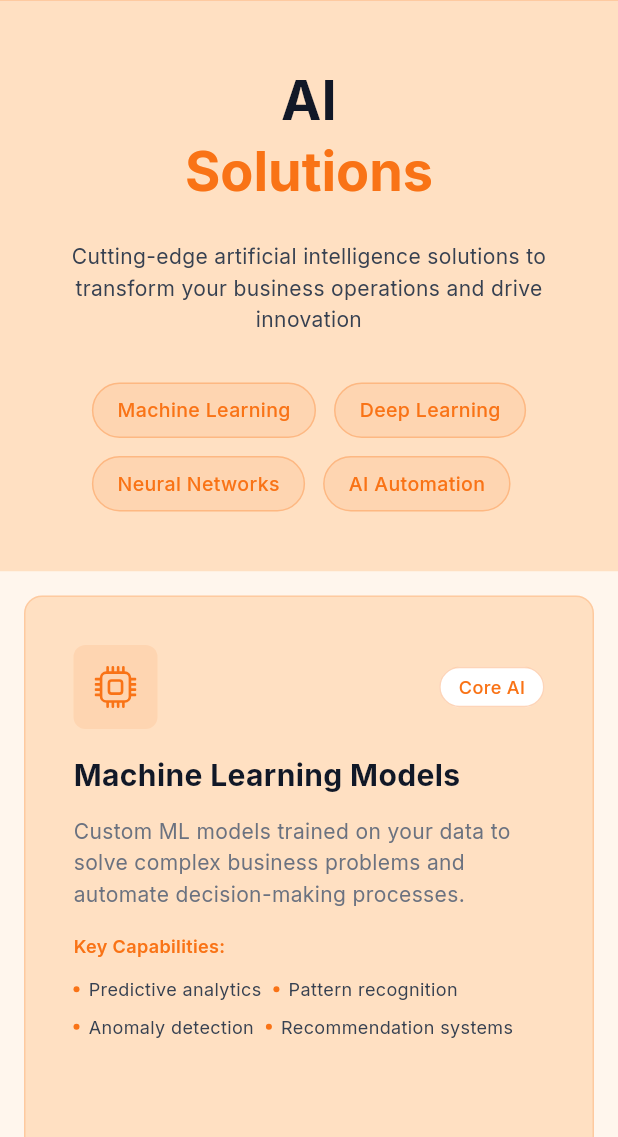
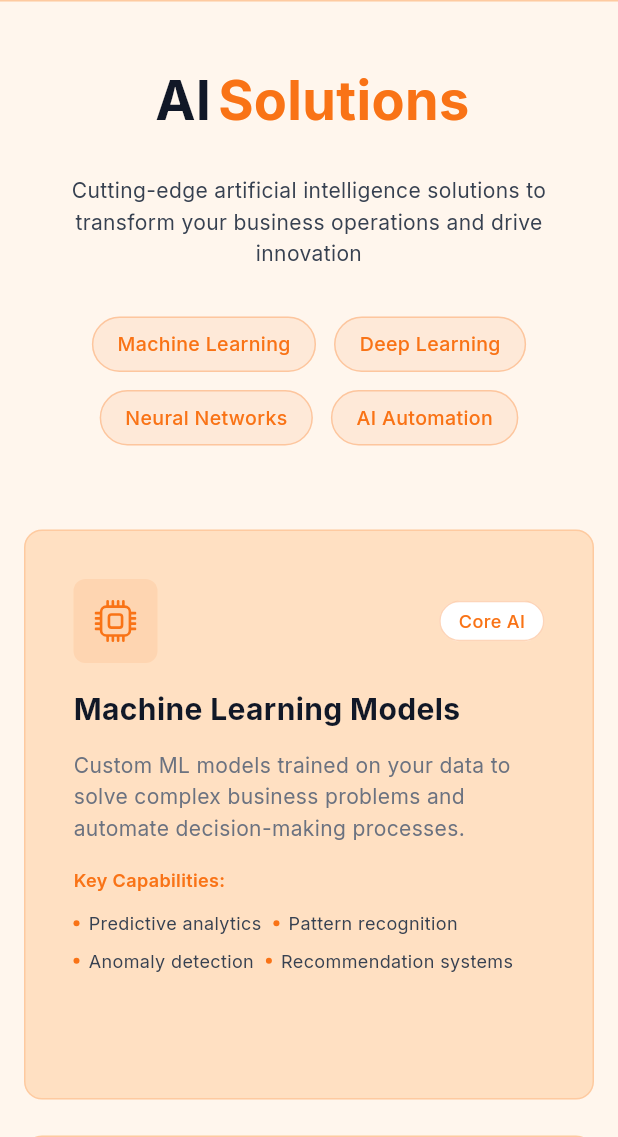
Before and after one commit to Xenon506/Ai_Service_website_2, a Flutter app: the screen it shows after launch, after a tap on "Explore Solutions", on a phone screen of 412 x 824 dp, the part 99-1236 px from its top. Run offline on Flutter 3.47's test engine with Material 3 defaults, Android fonts, the light colour scheme and no system bars; our stand-ins replace google_fonts, icons_plus, supabase_flutter; accounts and stored records are empty.

Commit message:
some touchup

```diff
--- a/lib/Pages/about_page.dart
+++ b/lib/Pages/about_page.dart
@@ -37,7 +37,7 @@ class _HeaderSection extends StatelessWidget {
   @override
   Widget build(BuildContext context) {
     return Container(
-      color: AppColors.darkBgSecondary,
+      // color: AppColors.darkBgSecondary,
       child: Padding(
         padding: EdgeInsets.symmetric(
           horizontal: isMobile ? 16 : 48,
@@ -45,9 +45,14 @@ class _HeaderSection extends StatelessWidget {
         ),
         child: Column(
           children: [
+            Row(
+              crossAxisAlignment: CrossAxisAlignment.end,
+              mainAxisAlignment: MainAxisAlignment.center,
+              children: [
+
                 Text(
                   'About ',
-              textAlign: TextAlign.center,
+                  // textAlign: TextAlign.center,
                   style: GoogleFonts.inter(
                     fontSize: isMobile ? 36 : 48,
                     fontWeight: FontWeight.bold,
@@ -58,25 +63,29 @@ class _HeaderSection extends StatelessWidget {
                   text: TextSpan(
                     children: [
                       TextSpan(
-                    text: 'Dart Language',
+                        text: 'DDE',
                         style: GoogleFonts.inter(
                           fontSize: isMobile ? 36 : 48,
                           fontWeight: FontWeight.bold,
-                      color: AppColors.borderColor,
+                          color: AppColors.orange,
                         ),
                       ),
                     ],
                   ),
+                ),
+              ],
             ),
             const SizedBox(height: 24),
             Text(
               'Pioneering the future of business technology with innovative AI solutions',
               textAlign: TextAlign.center,
               style: GoogleFonts.inter(
-                fontSize: isMobile ? 14 : 18,
+                fontSize: isMobile ? 16 : 22,
                 color: AppColors.textSecondary,
               ),
             ),
+
+
           ],
         ),
       ),
@@ -100,6 +109,12 @@ class _StorySection extends StatelessWidget {
         ),
         child: Column(
           children: [
+            Divider(
+              thickness: 2,
+              color: Colors.black,
+            ),
+            SizedBox(width: 10,
+            height: 40,),
             if (!isMobile)
               Row(
                 crossAxisAlignment: CrossAxisAlignment.start,
@@ -134,6 +149,8 @@ class _StoryContent extends StatelessWidget {
     return Column(
       crossAxisAlignment: CrossAxisAlignment.start,
       children: [
+        Row(
+          children: [
             Text(
               'Our ',
               style: GoogleFonts.inter(
@@ -156,31 +173,37 @@ class _StoryContent extends StatelessWidget {
                 ],
               ),
             ),
+          ],
+        ),
         const SizedBox(height: 24),
         Text(
           'Founded with a vision to democratize artificial intelligence and make cutting-edge technology accessible to businesses of all sizes, Dart Language has grown into a leading provider of AI solutions and services.',
           style: GoogleFonts.inter(
-            fontSize: 14,
+            fontSize: 18,
             color: AppColors.textTertiary,
             height: 1.6,
+            fontWeight: FontWeight.w600
           ),
         ),
         const SizedBox(height: 16),
         Text(
           'Our journey began when a group of passionate technologists recognized the transformative potential of AI and machine learning. We set out to bridge the gap between complex technology and practical business applications.',
           style: GoogleFonts.inter(
-            fontSize: 14,
+            fontSize: 18,
             color: AppColors.textTertiary,
             height: 1.6,
+            fontWeight: FontWeight.w600
+
           ),
         ),
         const SizedBox(height: 16),
         Text(
           'Today, we work with companies across the globe, helping them leverage AI to solve complex challenges, optimize operations, and unlock new opportunities for growth.',
           style: GoogleFonts.inter(
-            fontSize: 14,
+            fontSize: 18,
             color: AppColors.textTertiary,
             height: 1.6,
+            fontWeight: FontWeight.w600
           ),
         ),
       ],
--- a/lib/Pages/blogs_page.dart
+++ b/lib/Pages/blogs_page.dart
@@ -1,4 +1,5 @@
 import 'package:aiservicewebsite/theme.dart';
+import 'package:aiservicewebsite/widgets/footer.dart';
 import 'package:flutter/material.dart';
 import 'package:google_fonts/google_fonts.dart';
 
@@ -18,6 +19,7 @@ class BlogPage extends StatelessWidget {
             _BlogFilterBar(isMobile: isMobile),
             _FeaturedBlogSection(isMobile: isMobile),
             _BlogGridSection(isMobile: isMobile),
+            Footer(),
           ],
         ),
       ),
--- a/lib/Pages/contact_page.dart
+++ b/lib/Pages/contact_page.dart
@@ -132,7 +132,7 @@ class _HeaderSection extends StatelessWidget {
   @override
   Widget build(BuildContext context) {
     return Container(
-      color: AppColors.darkBgSecondary,
+
       child: Padding(
         padding: EdgeInsets.symmetric(
           horizontal: isMobile ? 16 : 48,
@@ -175,8 +175,8 @@ class _HeaderSection extends StatelessWidget {
                 'Get in touch with our team to discuss your project or learn more about our services',
                 textAlign: TextAlign.center,
                 style: GoogleFonts.inter(
-                  fontSize: isMobile ? 14 : 18,
-                  color: AppColors.textSecondary,
+                  fontSize: isMobile ? 16 : 22,
+                  color: const Color.fromARGB(255, 12, 13, 15),
                   height: 1.5,
                 ),
               ),
@@ -289,9 +289,11 @@ class _ContactInfoCards extends StatelessWidget {
   @override
   Widget build(BuildContext context) {
     return Column(
-      // spacing: 24,
+      spacing: 24,
+
       children: [
-        const SizedBox(width: 24),
+        Padding(padding: EdgeInsetsGeometry.fromLTRB(0, 0, 20, 0)),
+
         _InfoCard(
           icon: CupertinoIcons.mail,
           title: 'Email Us',
@@ -459,6 +461,7 @@ class _FormCard extends StatelessWidget {
         borderRadius: BorderRadius.circular(12),
       ),
       padding: const EdgeInsets.all(32),
+      margin:EdgeInsets.all(10),
       child: Form(
         key: formKey,
         child: Column(
@@ -664,18 +667,21 @@ class _SubjectDropdownState extends State<_SubjectDropdown> {
   Widget build(BuildContext context) {
     return Column(
       crossAxisAlignment: CrossAxisAlignment.start,
+
       children: [
         Text(
           'Subject *',
           style: GoogleFonts.inter(
             fontSize: 14,
             fontWeight: FontWeight.w500,
-            color: AppColors.textPrimary,
+            color: Color.fromARGB(255, 16, 17, 17),
           ),
         ),
         const SizedBox(height: 8),
         DropdownButtonFormField<String>(
           initialValue: _selectedValue,
+          iconEnabledColor: Colors.black,
+          dropdownColor: Colors.black,
           items: [
             'General Inquiry',
             'Services Information',
@@ -699,13 +705,13 @@ class _SubjectDropdownState extends State<_SubjectDropdown> {
             border: OutlineInputBorder(
               borderRadius: BorderRadius.circular(8),
               borderSide: BorderSide(
-                color: AppColors.borderColor,
+                color: const Color.fromARGB(255, 106, 111, 119),
               ),
             ),
             focusedBorder: OutlineInputBorder(
               borderRadius: BorderRadius.circular(8),
               borderSide: const BorderSide(
-                color: AppColors.orange,
+                color: Color.fromARGB(255, 185, 131, 93),
                 width: 2,
               ),
             ),
--- a/lib/Pages/home_page.dart
+++ b/lib/Pages/home_page.dart
@@ -194,7 +194,7 @@ class _HomeAboutSection extends StatelessWidget {
   @override
   Widget build(BuildContext context) {
     return Container(
-      color: AppColors.darkBg,
+      color: AppColors.darkBgSecondary,
       child: Padding(
         padding: EdgeInsets.symmetric(
           horizontal: isMobile ? 16 : 48,
@@ -209,9 +209,7 @@ class _HomeAboutSection extends StatelessWidget {
               child: Column(
                 crossAxisAlignment: CrossAxisAlignment.start,
                 children: [
-
-                  Divider(thickness: 3, color: Colors.black),
-
+                  // Divider(thickness: 3, color: Colors.black),
 
                   SizedBox(width: 0),
                   Text.rich(
@@ -283,6 +281,25 @@ class _HomeAboutSection extends StatelessWidget {
 
             // RIGHT STATS (desktop only)
             if (!isMobile) const SizedBox(width: 48),
+
+            // if (!isMobile)
+            //   Expanded(
+            //     flex: 2,
+            //     child: Container(
+            //       padding: const EdgeInsets.all(32),
+            //       decoration: BoxDecoration(
+            //         color: AppColors.darkBgSecondary,
+            //         borderRadius: BorderRadius.circular(12),
+            //         border: Border.all(
+            //           color: AppColors.orange.withValues(alpha: 0.2),
+            //         ),
+            //       ),
+            //       child: Image.asset('image/assets/ai2.jpeg'),
+            //     ),
+            //   ),
+
+
+
             // if (!isMobile)
             //   Expanded(
             //     flex: 2,
@@ -375,14 +392,14 @@ class _FeatureSection extends StatelessWidget {
 
     return Container(
       decoration: const BoxDecoration(
-        gradient: LinearGradient(
-          colors: [
-            Color.fromARGB(255, 31, 31, 32),
-            Color.fromARGB(255, 10, 10, 10),
-          ],
-          begin: Alignment.topLeft,
-          end: Alignment.bottomRight,
-        ),
+        // gradient: LinearGradient(
+        //   colors: [
+        //     Color.fromARGB(255, 31, 31, 32),
+        //     Color.fromARGB(255, 10, 10, 10),
+        //   ],
+        //   begin: Alignment.topLeft,
+        //   end: Alignment.bottomRight,
+        // ),
       ),
       child: Padding(
         padding: EdgeInsets.symmetric(
@@ -391,25 +408,35 @@ class _FeatureSection extends StatelessWidget {
         ),
         child: Column(
           children: [
-            Row(
-              mainAxisAlignment: MainAxisAlignment.center,
-              children: [
-                Text(
-                  'Why Choose ',
-                  textAlign: TextAlign.center,
-                  style: GoogleFonts.inter(
-                    fontSize: isMobile ? 28 : 36,
-                    fontWeight: FontWeight.bold,
-                    color: AppColors.textPrimary,
-                  ),
-                ),
-                RichText(
-                  text: TextSpan(
+            Divider(
+              color: Colors.black,
+              // height: 3,
+              thickness: 3,
+            ),
+            SizedBox(width: 20, height: 30),
+
+
+
+
+                Text.rich(
+                  textAlign: TextAlign.start,
+                  TextSpan(
                     children: [
+
                       TextSpan(
-                        text: 'Us',
+                        text: 'Why Choose ',
                         style: GoogleFonts.inter(
-                          fontSize: isMobile ? 28 : 36,
+                          fontSize: isMobile ? 28 : 46,
+                          fontWeight: FontWeight.bold,
+                          color: AppColors.textPrimary,
+                        ),
+                      ),
+                      TextSpan(
+                        text: 'US',
+                        style: GoogleFonts.inter(
+                          fontSize: isMobile
+                              ? 28
+                              : 46, // keep same size for alignment
                           fontWeight: FontWeight.bold,
                           color: AppColors.orange,
                         ),
@@ -417,8 +444,8 @@ class _FeatureSection extends StatelessWidget {
                     ],
                   ),
                 ),
-              ],
-            ),
+
+
 
             const SizedBox(height: 48),
 
@@ -491,7 +518,7 @@ class _FeatureCardState extends State<_FeatureCard> {
         duration: const Duration(milliseconds: 180),
         padding: const EdgeInsets.all(22), // 🔥 more internal space
         decoration: BoxDecoration(
-          color: const Color(0xff1a2433), // 🔥 lighter card bg like screenshot
+          // color: const Color(0xff1a2433), // 🔥 lighter card bg like screenshot
           borderRadius: BorderRadius.circular(16),
           border: Border.all(
             width: 1.2, // 🔥 slightly thicker border
@@ -510,7 +537,7 @@ class _FeatureCardState extends State<_FeatureCard> {
                 color: AppColors.orange.withValues(alpha: 0.12),
                 borderRadius: BorderRadius.circular(14),
               ),
-              child: Icon(widget.icon, size: 24, color: AppColors.orange),
+              child: Icon(widget.icon, size: 28, color: AppColors.orange),
             ),
 
             const SizedBox(height: 22),
@@ -742,7 +769,7 @@ class _CTASection extends StatelessWidget {
     final isMobile = MediaQuery.of(context).size.width < 768;
 
     return Container(
-      color: const Color.fromARGB(255, 8, 8, 8),
+      // color: const Color.fromARGB(255, 8, 8, 8),
       width: double.infinity,
       child: Padding(
         padding: EdgeInsets.symmetric(
--- a/lib/Pages/solutions_page.dart
+++ b/lib/Pages/solutions_page.dart
@@ -38,13 +38,18 @@ class _HeaderSection extends StatelessWidget {
   @override
   Widget build(BuildContext context) {
     return Container(
-      color: AppColors.darkBgSecondary,
   child: Padding(
     padding: EdgeInsets.symmetric(
       horizontal: isMobile ? 16 : 48,
       vertical: isMobile ? 40 : 80,
     ),
     child: Column(
+      crossAxisAlignment: CrossAxisAlignment.center,
+      children: [
+
+        /// Title Row
+        Row(
+          mainAxisAlignment: MainAxisAlignment.center,
           children: [
             Text(
               'AI ',
@@ -55,11 +60,8 @@ class _HeaderSection extends StatelessWidget {
                 color: AppColors.textPrimary,
               ),
             ),
-            RichText(
-              text: TextSpan(
-                children: [
-                  TextSpan(
-                    text: 'Solutions',
+            Text(
+              'Solutions',
               style: GoogleFonts.inter(
                 fontSize: isMobile ? 36 : 48,
                 fontWeight: FontWeight.bold,
@@ -68,8 +70,10 @@ class _HeaderSection extends StatelessWidget {
             ),
           ],
         ),
-            ),
+
         const SizedBox(height: 24),
+
+        /// Description
         SizedBox(
           width: isMobile ? double.infinity : 700,
           child: Text(
@@ -82,11 +86,15 @@ class _HeaderSection extends StatelessWidget {
             ),
           ),
         ),
+
         const SizedBox(height: 32),
+
+        /// Tags
         Wrap(
+          alignment: WrapAlignment.center,
           spacing: 12,
           runSpacing: 12,
-              children: [
+          children: const [
             _TagChip(label: 'Machine Learning'),
             _TagChip(label: 'Deep Learning'),
             _TagChip(label: 'Neural Networks'),
@@ -97,6 +105,7 @@ class _HeaderSection extends StatelessWidget {
     ),
   ),
 );
+
   }
 }
 
@@ -212,32 +221,8 @@ class _AISolutionsGrid extends StatelessWidget {
         ],
         'category': 'Voice AI',
       },
-      {
-        'icon': CupertinoIcons.settings,
-        'title': 'AI Process Automation',
-        'description':
-            'Intelligent automation that learns and adapts to streamline your business processes.',
-        'capabilities': [
-          'Workflow automation',
-          'Smart routing',
-          'Process optimization',
-          'Task automation'
-        ],
-        'category': 'Automation',
-      },
-      {
-        'icon': Bootstrap.hdd_network,
-        'title': 'AI Integration Services',
-        'description':
-            'Seamlessly integrate AI capabilities into your existing systems and workflows.',
-        'capabilities': [
-          'API development',
-          'System integration',
-          'Model deployment',
-          'Performance monitoring'
-        ],
-        'category': 'Integration',
-      },
+
+
     ];
 
     return Container(
@@ -251,7 +236,7 @@ class _AISolutionsGrid extends StatelessWidget {
     maxCrossAxisExtent: isMobile ? 600 : 520,
     mainAxisSpacing: 24,
     crossAxisSpacing: 24,
-    mainAxisExtent: isMobile ? null : 420, // 🔑 controls height
+    mainAxisExtent: isMobile ? null : 310, // 🔑 controls height
   ),
   itemCount: solutions.length,
   itemBuilder: (context, index) {
@@ -438,8 +423,8 @@ class _ProcessSection extends StatelessWidget {
       color: AppColors.darkBgSecondary,
       child: Padding(
         padding: EdgeInsets.symmetric(
-          horizontal: isMobile ? 16 : 48,
-          vertical: isMobile ? 40 : 80,
+          horizontal: isMobile ? 16 :28,
+          vertical: isMobile ? 40 : 30,
         ),
         child: Column(
           children: [
@@ -447,21 +432,21 @@ class _ProcessSection extends StatelessWidget {
               'Our AI Development Process',
               textAlign: TextAlign.center,
               style: GoogleFonts.inter(
-                fontSize: isMobile ? 24 : 32,
+                fontSize: isMobile ? 24 : 34,
                 fontWeight: FontWeight.bold,
                 color: AppColors.textPrimary,
               ),
             ),
-            const SizedBox(height: 16),
+            const SizedBox(height: 6),
             Text(
               'A proven methodology to deliver successful AI implementations',
               textAlign: TextAlign.center,
               style: GoogleFonts.inter(
-                fontSize: isMobile ? 14 : 18,
+                fontSize: isMobile ? 14 : 22,
                 color: AppColors.textSecondary,
               ),
             ),
-            const SizedBox(height: 48),
+            const SizedBox(height: 8),
             GridView.count(
               crossAxisCount: isMobile ? 1 : 4,
               shrinkWrap: true,
@@ -510,7 +495,7 @@ class _ProcessStep extends StatelessWidget {
             child: Text(
               number,
               style: GoogleFonts.inter(
-                fontSize: 24,
+                fontSize: 34,
                 fontWeight: FontWeight.bold,
                 color: Colors.white,
               ),
@@ -532,9 +517,9 @@ class _ProcessStep extends StatelessWidget {
           description,
           textAlign: TextAlign.center,
           style: GoogleFonts.inter(
-            fontSize: 13,
-            color: AppColors.textTertiary,
-            height: 1.4,
+            fontSize: 18,
+            color: const Color.fromARGB(255, 19, 19, 20),
+            // height: 1.4,
           ),
         ),
       ],
--- a/lib/widgets/footer.dart
+++ b/lib/widgets/footer.dart
@@ -19,8 +19,8 @@ class Footer extends StatelessWidget {
         mainAxisSize: MainAxisSize.min,
         children: [
           Wrap(
-            spacing: 48,
-            runSpacing: 40,
+            spacing: 148,
+            runSpacing:40,
             alignment: WrapAlignment.spaceBetween,
             children: [
               _brandBlock(),
@@ -58,6 +58,10 @@ class Footer extends StatelessWidget {
           const SizedBox(height: 40),
           Divider(color: AppColors.borderColor.withValues(alpha: 0.4)),
           const SizedBox(height: 20),
+          Divider(
+            color: Colors.black26,
+            thickness: 2,
+          ),
 
           Row(
             mainAxisAlignment: MainAxisAlignment.spaceBetween,
@@ -113,6 +117,9 @@ class Footer extends StatelessWidget {
           _infoRow(Icons.location_on, 'Delhi, India'),
           _infoRow(Icons.email, 'contact@ddeevents.com'),
           _infoRow(Icons.phone, '+91 9625961246, +91 9693856529'),
+          _infoRow(Icons.camera_alt_rounded, 'Instagram'),
+          _infoRow(Icons.dataset_linked_outlined, 'LinkDin'),
+
         ],
       ),
     );
```
Also changed, not shown: asserts/images/ai2.jpeg (added). Lines whose indentation alone changed are shown as unchanged.
